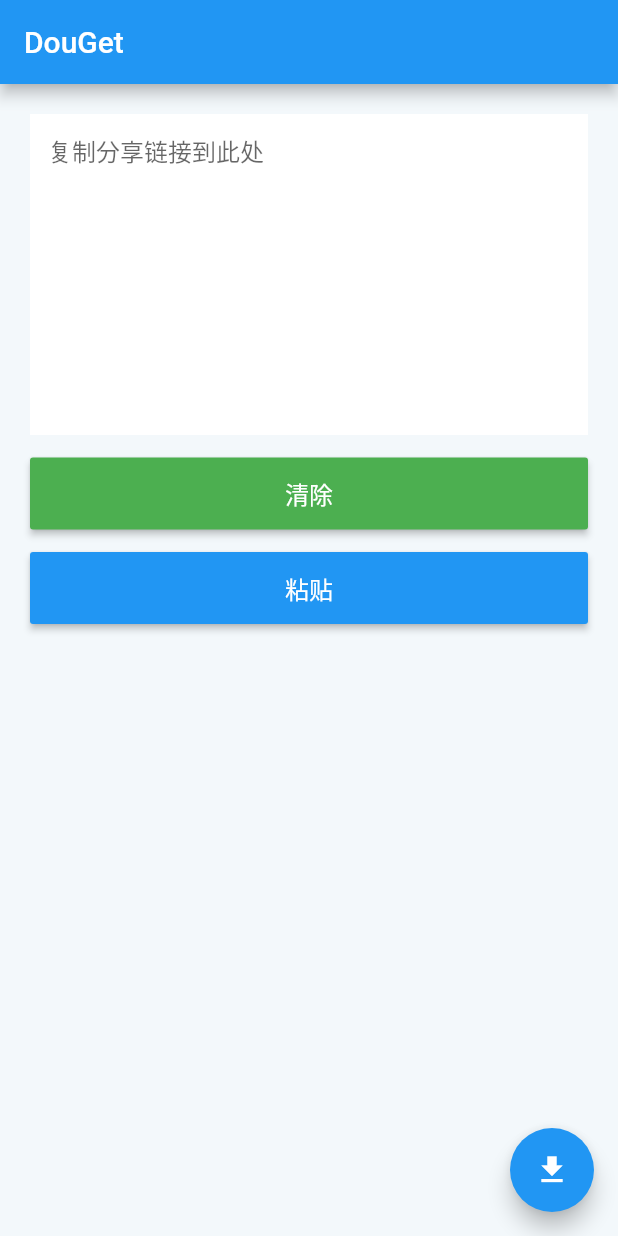
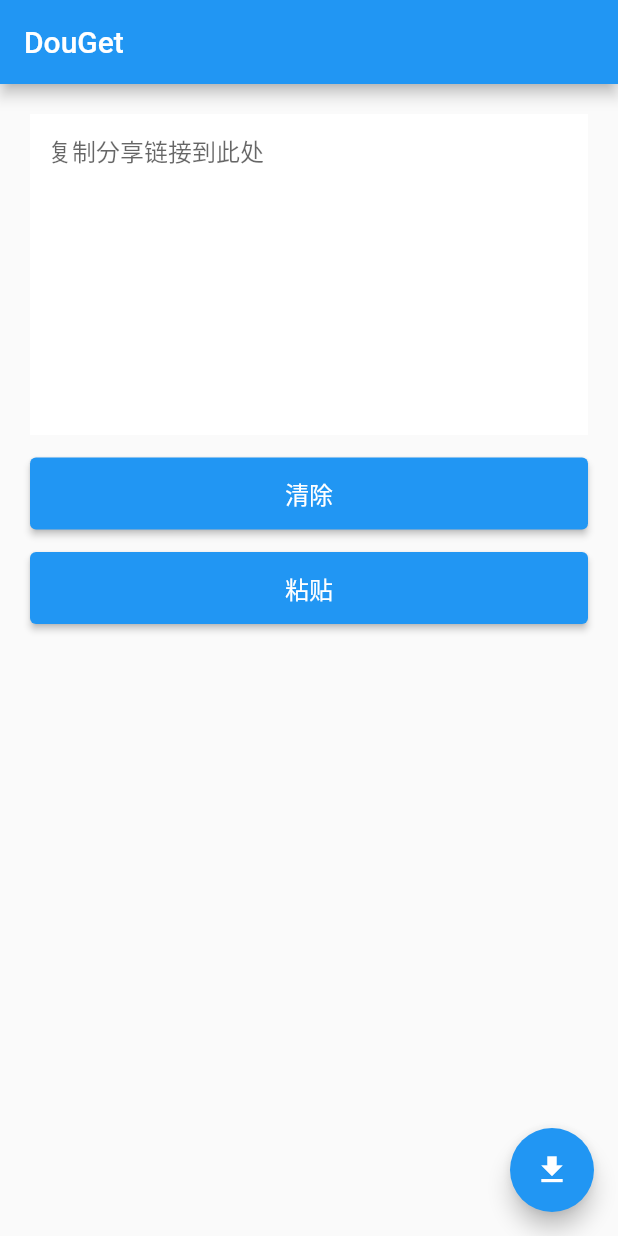
Before and after one commit to fluttercandies/douget, a Flutter app: the screen it shows after launch, on a phone screen of 412 x 824 dp. Run offline on Flutter 3.47's test engine with Material 2 defaults, Android fonts, the phone set to English and light mode, and no system bars; our stand-ins replace dio, image_gallery_saver, permission_handler.

Commit message:
💄 Support dark theme

```diff
--- a/lib/home_page.dart
+++ b/lib/home_page.dart
@@ -280,7 +280,7 @@ class _HomePageState extends State<HomePage> {
             ),
           ),
           actions: <Widget>[
-            FlatButton(
+            TextButton(
               child: Text(bean.isGallery ? '保存图集到相册' : '保存视频到相册'),
               onPressed: () async {
                 Navigator.of(context).pop(true);
@@ -343,9 +343,7 @@ class _HomePageState extends State<HomePage> {
   @override
   Widget build(BuildContext context) {
     return Scaffold(
-      appBar: AppBar(
-        title: const Text("DouGet"),
-      ),
+      appBar: AppBar(title: const Text("DouGet")),
       body: SingleChildScrollView(
         child: Container(
           alignment: Alignment.center,
@@ -354,10 +352,10 @@ class _HomePageState extends State<HomePage> {
             children: [
               TextField(
                 controller: _textEditingController,
-                decoration: const InputDecoration(
+                decoration: InputDecoration(
                   hintText: "复制分享链接到此处",
                   border: InputBorder.none,
-                  fillColor: Colors.white,
+                  fillColor: Theme.of(context).bottomAppBarColor,
                   filled: true,
                 ),
                 maxLines: 10,
@@ -366,14 +364,10 @@ class _HomePageState extends State<HomePage> {
               SizedBox(
                 width: double.infinity,
                 height: 48.0,
-                child: RaisedButton(
-                  color: Colors.green,
+                child: ElevatedButton(
                   child: const Text(
                     '清除',
-                    style: TextStyle(
-                      color: Colors.white,
-                      fontSize: 16.0,
-                    ),
+                    style: TextStyle(fontSize: 16.0),
                   ),
                   onPressed: () async {
                     FocusScope.of(context).unfocus();
@@ -385,14 +379,10 @@ class _HomePageState extends State<HomePage> {
               SizedBox(
                 width: double.infinity,
                 height: 48.0,
-                child: RaisedButton(
-                  color: Colors.blue,
+                child: ElevatedButton(
                   child: const Text(
                     '粘贴',
-                    style: TextStyle(
-                      color: Colors.white,
-                      fontSize: 16.0,
-                    ),
+                    style: TextStyle(fontSize: 16.0),
                   ),
                   onPressed: () async {
                     FocusScope.of(context).unfocus();
@@ -422,7 +412,7 @@ class _HomePageState extends State<HomePage> {
         },
         tooltip: '下载',
         child: _loading
-            ? const CircularProgressIndicator(color: Colors.white)
+            ? const CircularProgressIndicator()
             : const Icon(Icons.download),
       ),
     );
--- a/lib/main.dart
+++ b/lib/main.dart
@@ -12,8 +12,9 @@ class MyApp extends StatelessWidget {
   Widget build(BuildContext context) {
     return MaterialApp(
       title: 'DouGet',
-      theme: ThemeData(
-        scaffoldBackgroundColor: const Color(0xfff3f8fb),
+      theme: ThemeData(primarySwatch: Colors.blue),
+      darkTheme: ThemeData(
+        brightness: Brightness.dark,
         primarySwatch: Colors.blue,
       ),
       home: const HomePage(),
```
